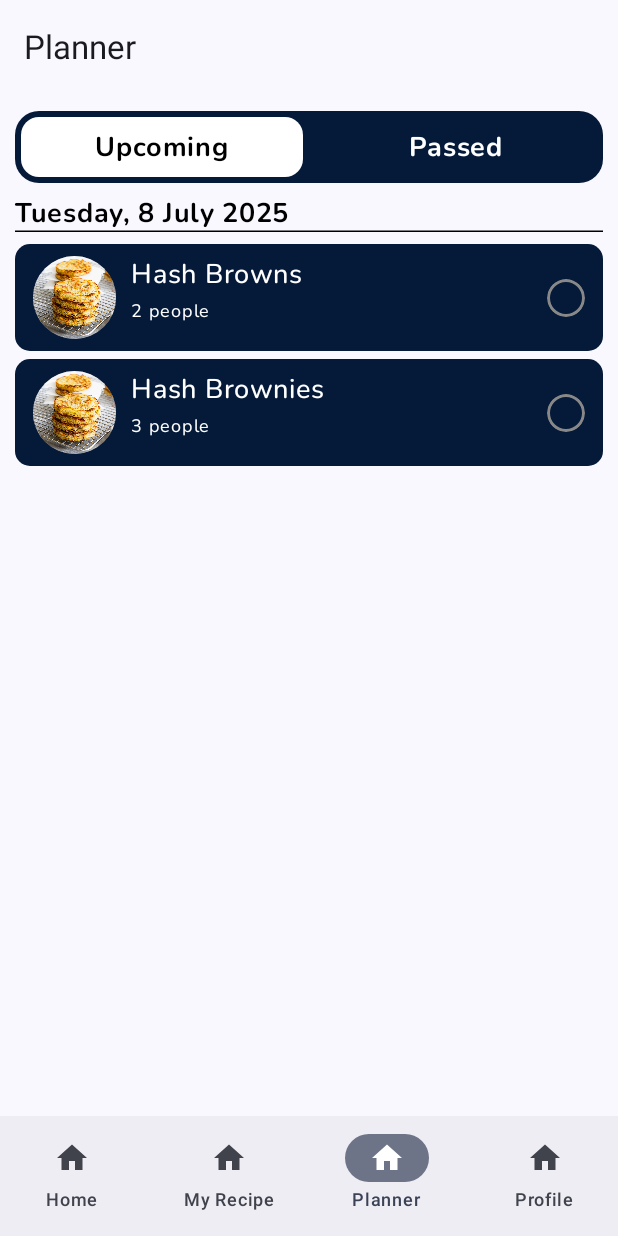
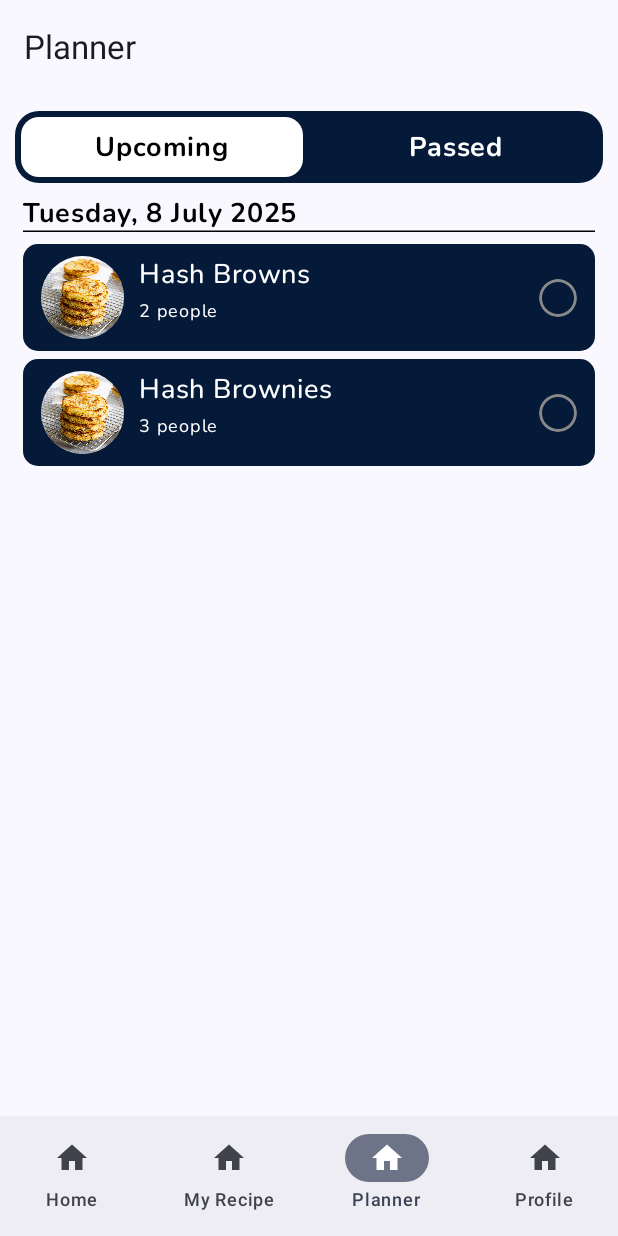
Before and after one commit to wesleyaldrich/pancook, an Android app built with Jetpack Compose: the PlannerScreen screen opened through its navigation route, on a phone screen of 412 x 824 dp. Run offline under Robolectric (Android 15) with nearby library versions, the phone set to English and light mode, and no system bars; Roboto replaces fonts that are not available here.

Commit message:
Change lazycolumn padding in planner screen

```diff
--- a/app/src/main/java/com/wesleyaldrich/pancook/ui/screens/PlannerScreen.kt
+++ b/app/src/main/java/com/wesleyaldrich/pancook/ui/screens/PlannerScreen.kt
@@ -197,7 +197,7 @@ fun PlannerList(modifier: Modifier = Modifier, data: Map<String, Map<Recipe, Int
     LazyColumn(
         modifier = modifier
             .fillMaxSize()
-            .padding(horizontal = 10.dp)
+            .padding(horizontal = 15.dp)
     ) {
         data.forEach { (dateStr, recipeMap) ->
             item {
```
